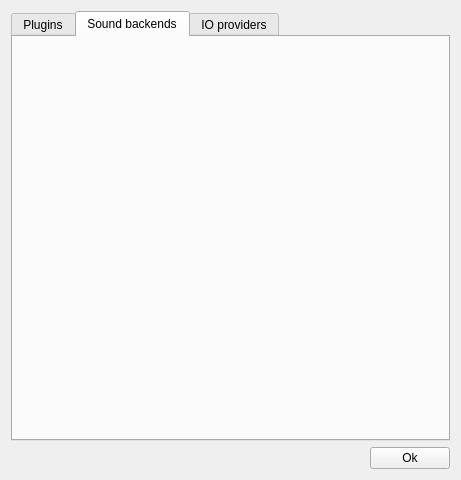
Qt form apps/zxtune-qt/ui/informational/componentsdialog.ui (vitamin-caig/zxtune) before a commit.
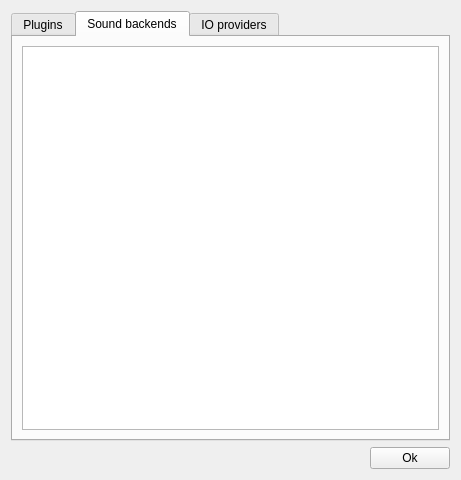
The same form after that commit. The open tabs and pages were chosen to show the change. Icons and pictures are not drawn.

What changed in the file:
```diff
--- a/apps/zxtune-qt/ui/informational/componentsdialog.ui
+++ b/apps/zxtune-qt/ui/informational/componentsdialog.ui
@@ -46,6 +46,20 @@
       <attribute name="title">
        <string>Sound backends</string>
       </attribute>
+      <layout class="QHBoxLayout" name="horizontalLayout_4">
+       <item>
+        <widget class="QTreeWidget" name="backendsTree">
+         <attribute name="headerVisible">
+          <bool>false</bool>
+         </attribute>
+         <column>
+          <property name="text">
+           <string notr="true">1</string>
+          </property>
+         </column>
+        </widget>
+       </item>
+      </layout>
      </widget>
      <widget class="QWidget" name="providersTab">
       <attribute name="title">
```
Left out of the diff: 14 changed lines with no effect on the pictures.
